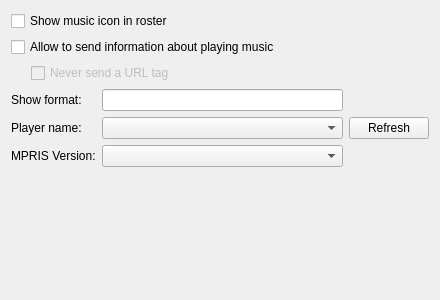
Qt form usertuneoptions.ui (vacuum-im/usertune) before a commit.
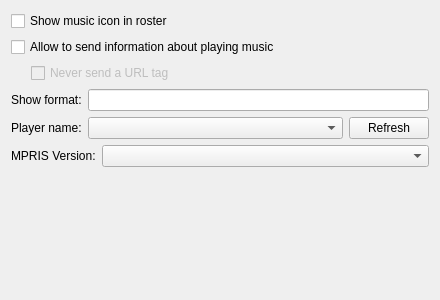
The same form after that commit.

Patch:
```diff
--- a/usertuneoptions.ui
+++ b/usertuneoptions.ui
@@ -13,8 +13,8 @@
   <property name="windowTitle">
    <string>User Tune</string>
   </property>
-  <layout class="QGridLayout" name="gridLayout">
-   <item row="0" column="0" colspan="2">
+  <layout class="QVBoxLayout" name="verticalLayout">
+   <item>
     <widget class="QCheckBox" name="chb_showIcon">
      <property name="sizePolicy">
       <sizepolicy hsizetype="Expanding" vsizetype="Fixed">
@@ -30,7 +30,7 @@
      </property>
     </widget>
    </item>
-   <item row="1" column="0" colspan="2">
+   <item>
     <widget class="QCheckBox" name="chb_allowSendMusicInfo">
      <property name="sizePolicy">
       <sizepolicy hsizetype="Expanding" vsizetype="Fixed">
@@ -46,7 +46,7 @@
      </property>
     </widget>
    </item>
-   <item row="2" column="0" colspan="2">
+   <item>
     <layout class="QHBoxLayout" name="horizontalLayout">
      <item>
       <spacer name="horizontalSpacer">
@@ -85,7 +85,9 @@
      </item>
     </layout>
    </item>
-   <item row="3" column="0">
+   <item>
+    <layout class="QHBoxLayout" name="horizontalLayout_2">
+     <item>
     <widget class="QLabel" name="l_tags">
      <property name="text">
       <string>Show format:</string>
@@ -95,7 +97,7 @@
      </property>
     </widget>
    </item>
-   <item row="3" column="1">
+     <item>
     <widget class="QLineEdit" name="le_format">
      <property name="sizePolicy">
       <sizepolicy hsizetype="Expanding" vsizetype="Fixed">
@@ -108,7 +110,11 @@
      </property>
     </widget>
    </item>
-   <item row="4" column="0">
+    </layout>
+   </item>
+   <item>
+    <layout class="QHBoxLayout" name="horizontalLayout_3">
+     <item>
     <widget class="QLabel" name="l_playerName">
      <property name="autoFillBackground">
       <bool>false</bool>
@@ -121,17 +127,28 @@
      </property>
     </widget>
    </item>
-   <item row="4" column="1">
-    <widget class="QComboBox" name="cb_playerName"/>
-   </item>
-   <item row="4" column="2">
+     <item>
+      <widget class="QComboBox" name="cb_playerName">
+       <property name="sizePolicy">
+        <sizepolicy hsizetype="Expanding" vsizetype="Fixed">
+         <horstretch>0</horstretch>
+         <verstretch>0</verstretch>
+        </sizepolicy>
+       </property>
+      </widget>
+     </item>
+     <item>
     <widget class="QPushButton" name="btn_refreshPlayers">
      <property name="text">
       <string>Refresh</string>
      </property>
     </widget>
    </item>
-   <item row="5" column="0">
+    </layout>
+   </item>
+   <item>
+    <layout class="QHBoxLayout" name="horizontalLayout_4">
+     <item>
     <widget class="QLabel" name="l_mpris_version">
      <property name="text">
       <string>MPRIS Version:</string>
@@ -141,18 +158,30 @@
      </property>
     </widget>
    </item>
-   <item row="5" column="1">
-    <widget class="QComboBox" name="cb_mpris_version"/>
-   </item>
-   <item row="6" column="1">
+     <item>
+      <widget class="QComboBox" name="cb_mpris_version">
+       <property name="sizePolicy">
+        <sizepolicy hsizetype="Expanding" vsizetype="Fixed">
+         <horstretch>0</horstretch>
+         <verstretch>0</verstretch>
+        </sizepolicy>
+       </property>
+      </widget>
+     </item>
+    </layout>
+   </item>
+   <item>
     <spacer name="verticalSpacer">
      <property name="orientation">
       <enum>Qt::Vertical</enum>
      </property>
+     <property name="sizeType">
+      <enum>QSizePolicy::Expanding</enum>
+     </property>
      <property name="sizeHint" stdset="0">
       <size>
        <width>20</width>
-       <height>210</height>
+       <height>40</height>
       </size>
      </property>
     </spacer>
```
Left out of the diff: 4 changed lines with no effect on the pictures. Lines whose indentation alone changed are shown as unchanged.
